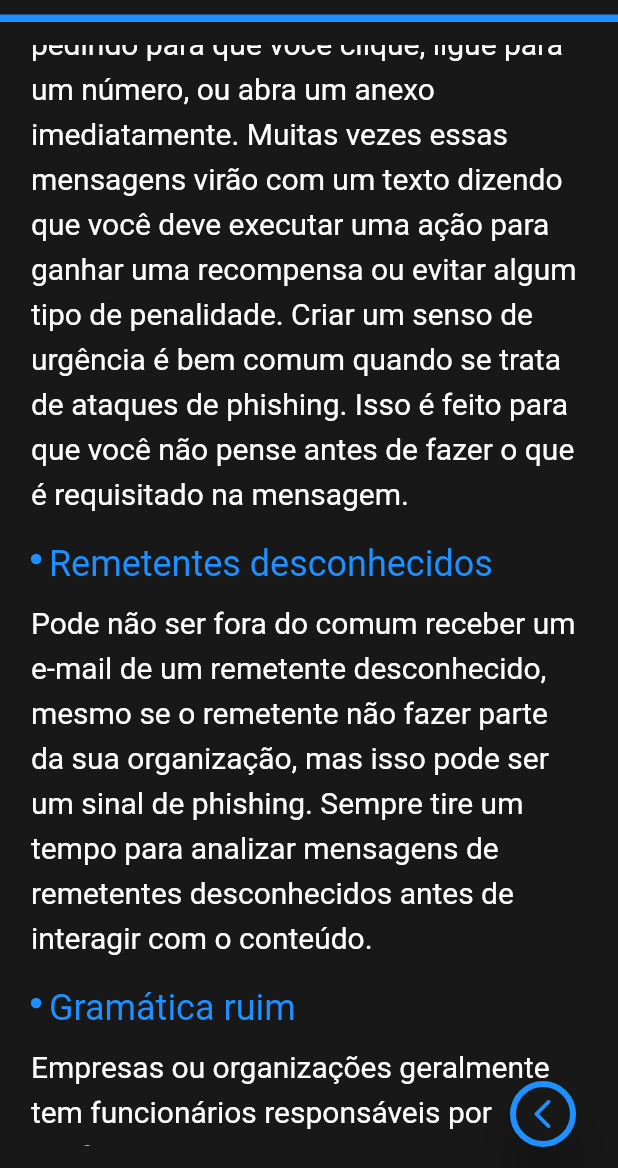
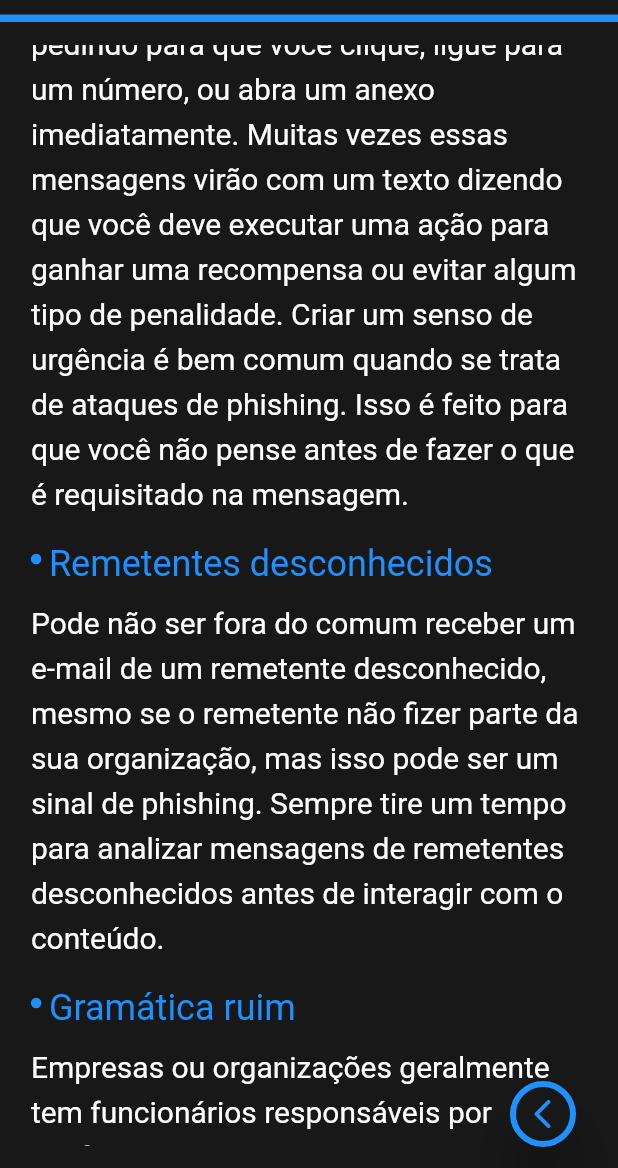
Before and after one commit to alxdi4z/marlim-azul, a Flutter app: the PhishingBlogPage widget shown alone on an empty page, opened directly, scrolled down 576 dp, on a phone screen of 412 x 824 dp, the part 68-1236 px from its top. Run offline on Flutter 3.47's test engine with Material 2 defaults, Android fonts, the phone set to English and light mode, and no system bars; our stand-ins replace device_info_plus, email_validator, location.

Commit message:
Erros gramaticais corrigidos

```diff
--- a/lib/pages/blog_pages/phishing_blog_page.dart
+++ b/lib/pages/blog_pages/phishing_blog_page.dart
@@ -78,7 +78,7 @@ class _PhishingBlogPageState extends State<PhishingBlogPage> {
               TextSpan(
                   text:
                       "Pode não ser fora do comum receber um e-mail de um remetente desconhecido, "
-                      "mesmo se o remetente não fazer parte da sua organização, "
+                      "mesmo se o remetente não fizer parte da sua organização, "
                       "mas isso pode ser um sinal de phishing. "
                       "Sempre tire um tempo para analizar mensagens "
                       "de remetentes desconhecidos antes de interagir com o conteúdo.")
@@ -90,7 +90,7 @@ class _PhishingBlogPageState extends State<PhishingBlogPage> {
                   text:
                       "Empresas ou organizações geralmente tem funcionários responsáveis "
                       "por verificar os conteúdos que serão compartilhados para entregar "
-                      "algo de alta qualidade. Se acaso a mensagem ou e-mail vier com erros "
+                      "algo de alta qualidade. Se caso a mensagem ou e-mail vier com erros "
                       "ortográficos ou gramaticais óbvios, pode se tratar de uma tentativa "
                       "de phishing. Geralmente esses erros ocorrem por traduções inadequadas "
                       "de um idioma estrangeiro ou tentativas de escapar de algum filtro "
```
